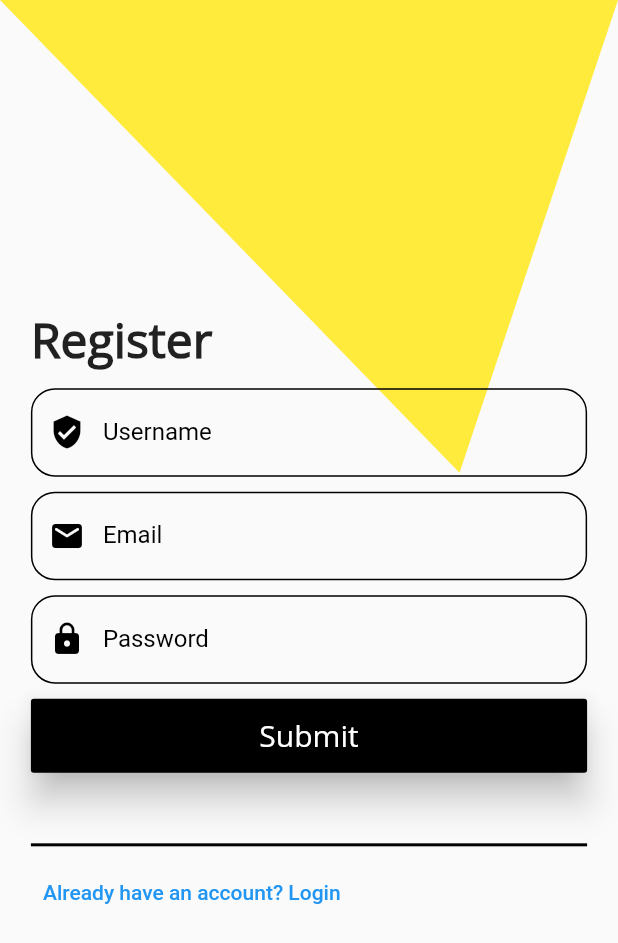
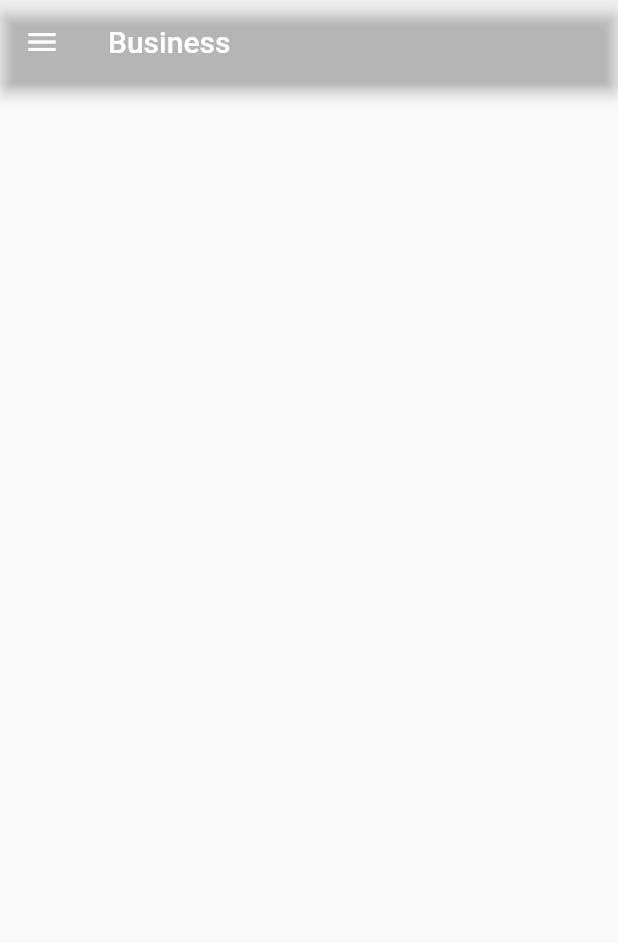
Before and after one commit to YogeshUpdhyay/bizmanager-ui, a Flutter app: the screen it shows after launch, on a phone screen of 412 x 824 dp. Shown: the top 943 px of the screen. Run offline on Flutter 3.47's test engine with Material 2 defaults, Android fonts, the phone set to English and light mode, and no system bars.

Commit message:
dashboard started

```diff
--- a/lib/views/login.dart
+++ b/lib/views/login.dart
@@ -5,7 +5,25 @@ import 'dart:ui' as ui;
 class MainView extends StatelessWidget {
   @override
   Widget build(BuildContext context) {
-    return Register();
+    return Buisness();
+  }
+}
+
+class Buisness extends StatelessWidget {
+  @override
+  Widget build(BuildContext context) {
+
+    final size = MediaQuery.of(context).size;
+
+    return Scaffold(
+      drawer: Drawer(),
+      appBar: AppBar(
+        title: Text(
+          "Business"
+        ),
+        backgroundColor: Colors.transparent,
+      ),
+    );
   }
 }
 
```
